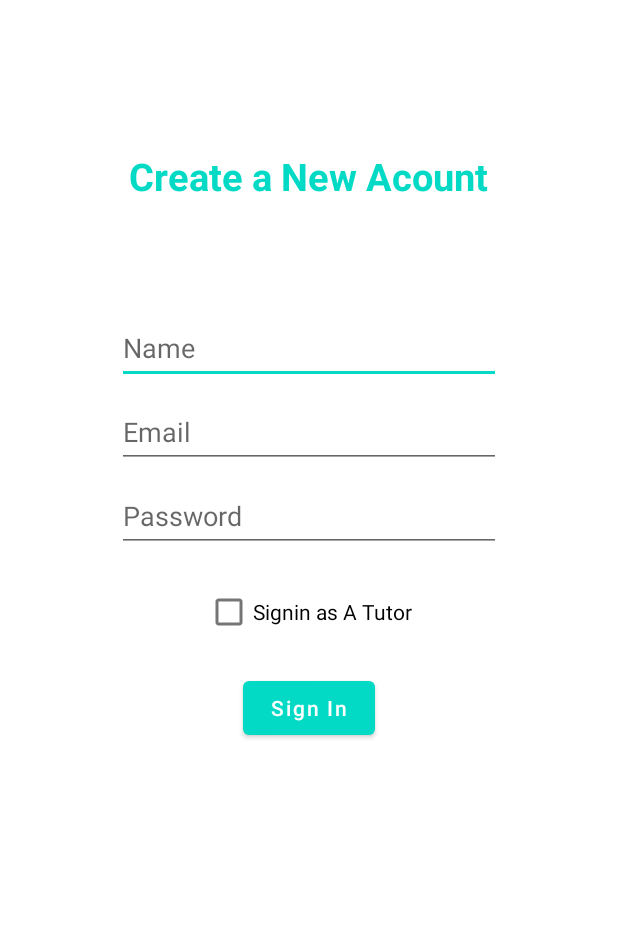
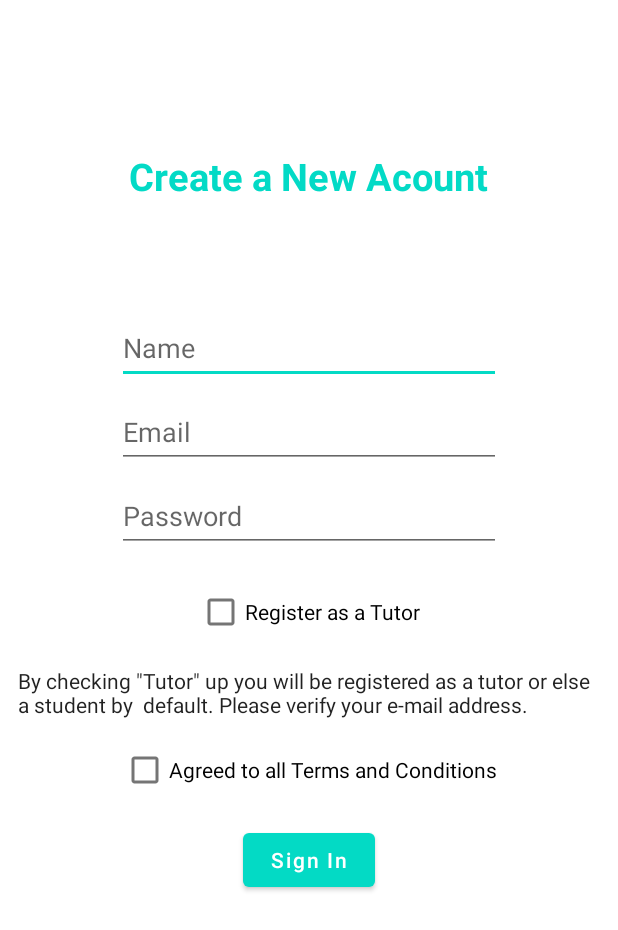
Before and after one commit to hey-rum-ba/TutorApplication, an Android app: the layout activity_sign_up.xml on its own in the app's theme, with its tools: preview values and no code run, on a phone screen of 412 x 824 dp. Shown: the top 930 px of the screen. Run offline under Robolectric (Android 15) with nearby library versions, the phone set to English and light mode, and no system bars.

Commit message:
first commit

```diff
--- a/app/src/main/java/com/citrine/askaquestion/ImageAdapter.java
+++ b/app/src/main/java/com/citrine/askaquestion/ImageAdapter.java
@@ -49,12 +49,10 @@ public class ImageAdapter extends RecyclerView.Adapter<ImageAdapter.ImageViewHol
         if(uploadCurrent.getName1()==null)holder.itemView.setBackgroundColor(Color.parseColor("#FFBB86FC"));
         else holder.itemView.setBackgroundColor(Color.parseColor("#FF018786"));
         holder.itemView.setOnClickListener(v->{
-
-            Log.d(TAG, "iidhar "+mI);
-
             Intent intent;
             if(uploadCurrent.getName1()==null && mI==0){
             intent = new Intent(mContext, completeSolution.class);
+            intent.putExtra("emailAddresses",uploadCurrent.getEmail());
             intent.putExtra("image",uploadCurrent.getImageUrl());
             intent.putExtra("image1",uploadCurrent.getImageUrl1());
             intent.putExtra("Name",uploadCurrent.getName());
@@ -62,12 +60,14 @@ public class ImageAdapter extends RecyclerView.Adapter<ImageAdapter.ImageViewHol
             }
             else if(uploadCurrent.getName1()!=null) {
                 intent = new Intent(mContext, completeSolution.class);
+                intent.putExtra("emailAddresses",uploadCurrent.getEmail());
                 intent.putExtra("image",uploadCurrent.getImageUrl());
                 intent.putExtra("image1",uploadCurrent.getImageUrl1());
                 intent.putExtra("Name1",uploadCurrent.getName1());
             }
         else {
                 intent = new Intent(mContext, showPreviousQuestion.class);
+                intent.putExtra("emailAddresses",uploadCurrent.getEmail());
                 intent.putExtra("image", uploadCurrent.getImageUrl());
                 intent.putExtra("Name1","Question is not solved yet");
             }
--- a/app/src/main/java/com/citrine/askaquestion/MainActivity.java
+++ b/app/src/main/java/com/citrine/askaquestion/MainActivity.java
@@ -79,8 +79,8 @@ public class MainActivity extends AppCompatActivity {
                 @Override
                 public void onChildAdded(@NonNull DataSnapshot snapshot, @Nullable String previousChildName) {
                     UploadToFireBase upload = snapshot.getValue(UploadToFireBase.class);
-                    Log.d(TAG, "here is username " + upload.getUsername());
-                    Log.d(TAG, "here is username lol" + upload.isTeacher());
+//                    Log.d(TAG, "here is username " + upload.getUsername());
+//                    Log.d(TAG, "here is username lol" + upload.isTeacher());
 
                     if (upload.isTeacher()) {
                         Toast.makeText(MainActivity.this, "This is a teacher account", Toast.LENGTH_SHORT).show();
@@ -99,6 +99,7 @@ public class MainActivity extends AppCompatActivity {
                         binding.appBarMain.fab.setOnLongClickListener(v -> {
                             Intent intent1=new Intent(MainActivity.this, uploadImage.class);
                             intent1.putExtra("setting",1);
+                            intent1.putExtra("emailAddress",emailAddress);
                             startActivity(intent1);
                             return true;
                         });
--- a/app/src/main/java/com/citrine/askaquestion/ui/home/HomeFragment.java
+++ b/app/src/main/java/com/citrine/askaquestion/ui/home/HomeFragment.java
@@ -102,6 +102,7 @@ public class HomeFragment extends Fragment {
         textView.setText("Click here Visit all QnAs");
             textView.setOnClickListener(v -> {
                 Intent intent = new Intent(getActivity(),ImageActivity.class);
+                intent.putExtra("teacherAccountIsActive",1);
                 startActivity(intent);});
         return root;
 
--- a/app/src/main/res/layout/activity_sign_up.xml
+++ b/app/src/main/res/layout/activity_sign_up.xml
@@ -79,6 +79,24 @@
         app:layout_constraintStart_toStartOf="parent"
         app:layout_constraintTop_toBottomOf="@+id/editPass" />
 
+    <CheckedTextView
+        android:id="@+id/checkedTextView2"
+        android:layout_width="wrap_content"
+        android:layout_height="wrap_content"
+        android:layout_marginLeft="12dp"
+        android:layout_marginTop="4dp"
+        android:layout_marginRight="12dp"
+        android:layout_marginBottom="6dp"
+        android:text='By checking "Tutor" up you will be registered as a tutor or else a student by  default. Please verify your e-mail address.' />
+
+    <CheckBox
+        android:id="@+id/checkBox2"
+        android:layout_width="wrap_content"
+        android:layout_height="wrap_content"
+        android:layout_marginTop="4dp"
+        android:layout_marginBottom="4dp"
+        android:text="Agreed to all Terms and Conditions" />
+
     <Button
         android:id="@+id/buttonAcount"
         android:layout_width="wrap_content"
--- a/app/src/main/res/values/strings.xml
+++ b/app/src/main/res/values/strings.xml
@@ -29,7 +29,7 @@
     <string name="name">Name</string>
     <string name="register">Register</string>
     <string name="create_a_new_acount">Create a New Acount</string>
-    <string name="signIn_as_a_tutor">Signin as A Tutor</string>
+    <string name="signIn_as_a_tutor">Register as a Tutor</string>
     <string name="LogOut">LogOut</string>
     <string name="description">Description</string>
     <string name="show_previous_QNA">Show Previous QNAs</string>
```
Also changed, not shown: app/src/main/java/com/citrine/askaquestion/ImageActivity.java (+28 -2 lines), app/src/main/java/com/citrine/askaquestion/Upload.java (+11 -1 lines), app/src/main/java/com/citrine/askaquestion/showPreviousQuestion.java (+8 -2 lines), app/src/main/java/com/citrine/askaquestion/uploadImage.java (+8 -11 lines).
